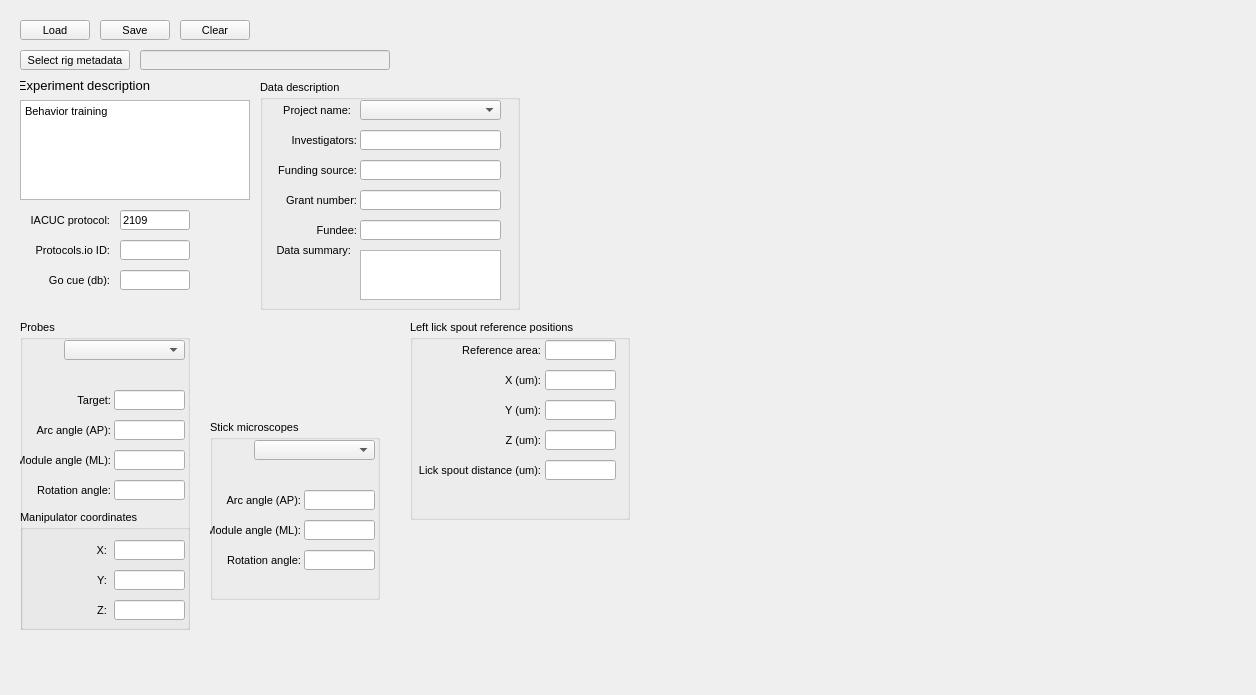
Qt form src/foraging_gui/MetaData.ui (AllenNeuralDynamics/dynamic-foraging-task) before a commit.
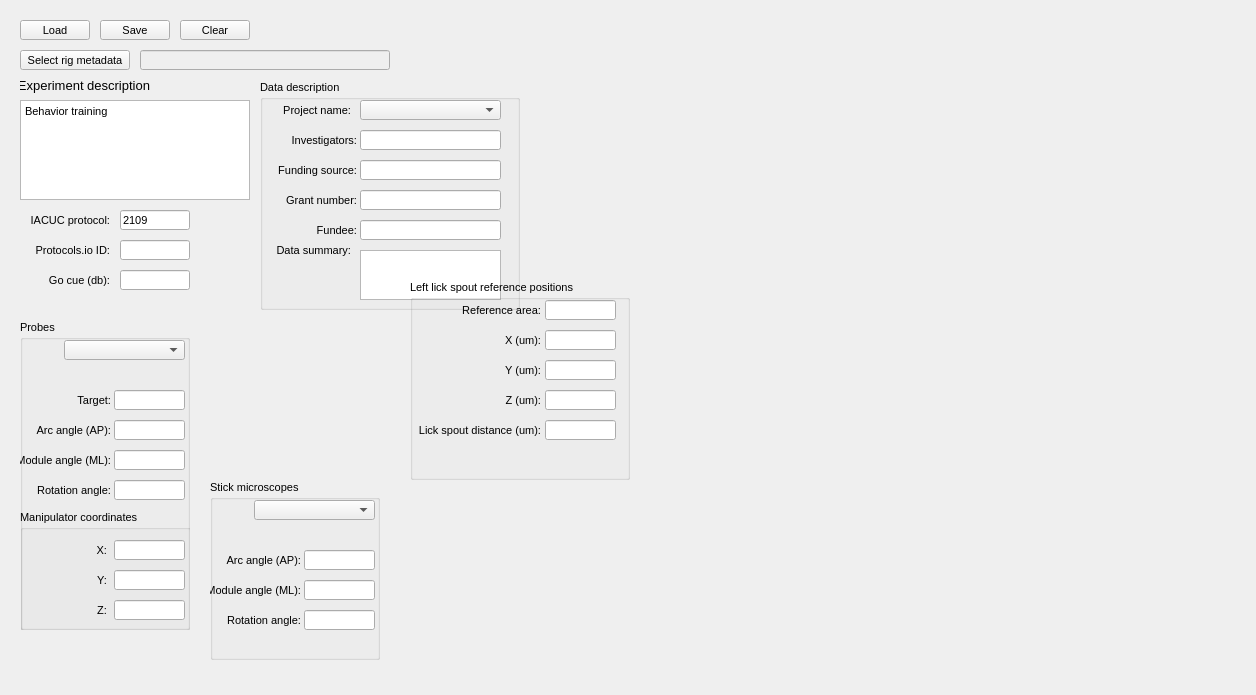
The same form after that commit.

What changed in the file:
```diff
--- a/src/foraging_gui/MetaData.ui
+++ b/src/foraging_gui/MetaData.ui
@@ -691,7 +691,7 @@
    <property name="geometry">
     <rect>
      <x>210</x>
-     <y>420</y>
+     <y>480</y>
      <width>170</width>
      <height>180</height>
     </rect>
@@ -1210,7 +1210,7 @@
    <property name="geometry">
     <rect>
      <x>410</x>
-     <y>320</y>
+     <y>280</y>
      <width>220</width>
      <height>200</height>
     </rect>
```
